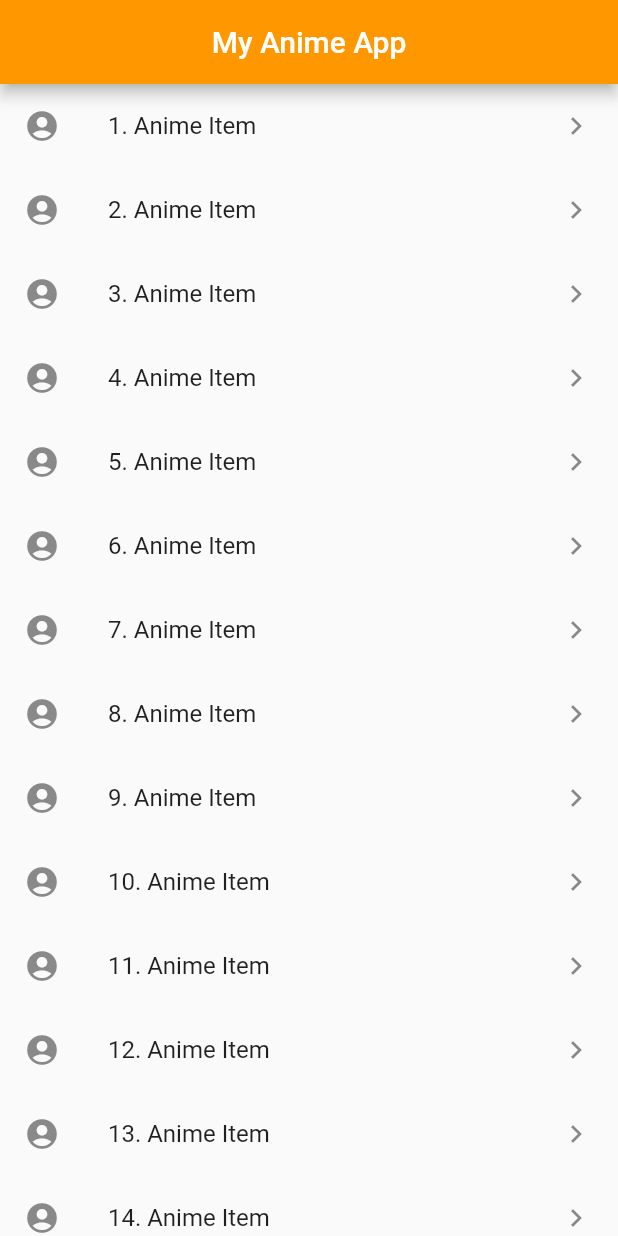
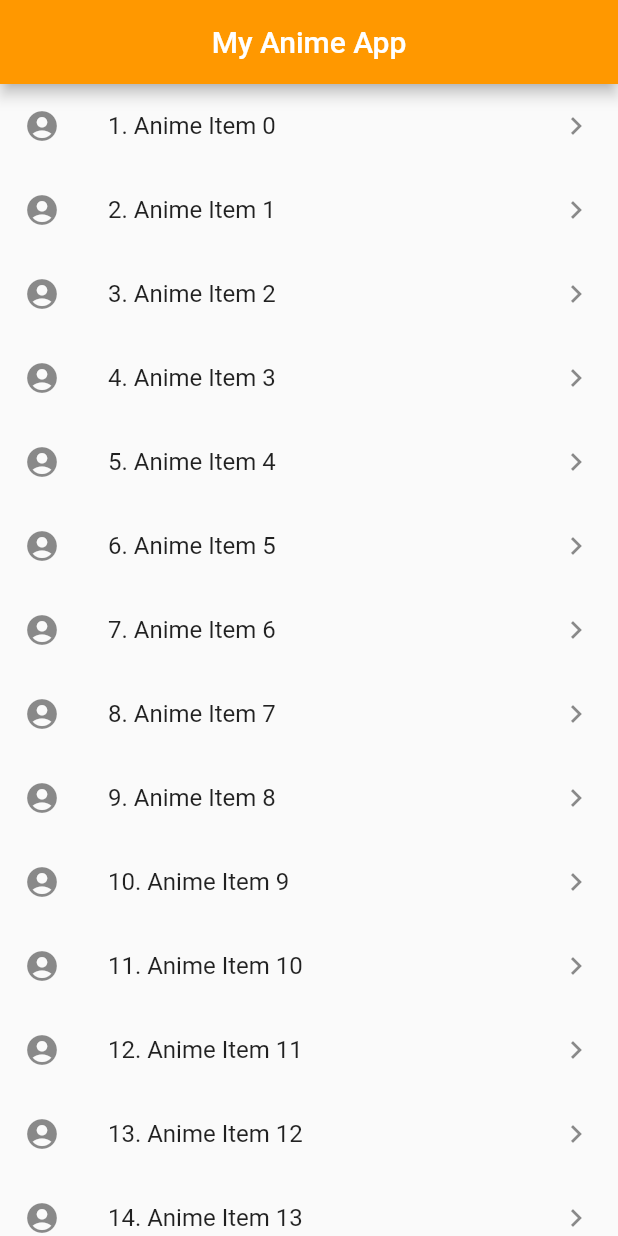
Before and after one commit to jkcomt/list_anime_api, a Flutter app: the screen it shows after launch, on a phone screen of 412 x 824 dp. Run offline on Flutter 3.47's test engine with Material 2 defaults, Android fonts, the phone set to English and light mode, and no system bars.

Commit message:
listView builder

```diff
--- a/lib/pages/home_page.dart
+++ b/lib/pages/home_page.dart
@@ -15,105 +15,16 @@ class HomePage extends StatelessWidget {
   }
 
   Widget myAnimeList(){
-    return ListView(
-      children: <Widget>[
-        ListTile(
+    return ListView.builder(
+      itemCount: 20,
+      itemBuilder: (context, index){
+        int itemN = index+1;
+        return ListTile(
           leading: Icon(Icons.account_circle),
-          title: Text("1. Anime Item"),
+          title: Text(itemN.toString() +". Anime Item $index"),
           trailing: Icon(Icons.keyboard_arrow_right),
-          onTap: (){},
-        ),
-        ListTile(
-          leading: Icon(Icons.account_circle),
-          title: Text("2. Anime Item"),
-          trailing: Icon(Icons.keyboard_arrow_right),
-          onTap: (){},
-        ),
-        ListTile(
-          leading: Icon(Icons.account_circle),
-          title: Text("3. Anime Item"),
-          trailing: Icon(Icons.keyboard_arrow_right),
-          onTap: (){},
-        ),
-        ListTile(
-          leading: Icon(Icons.account_circle),
-          title: Text("4. Anime Item"),
-          trailing: Icon(Icons.keyboard_arrow_right),
-          onTap: (){},
-        ),
-        ListTile(
-          leading: Icon(Icons.account_circle),
-          title: Text("5. Anime Item"),
-          trailing: Icon(Icons.keyboard_arrow_right),
-          onTap: (){},
-        ),
-        ListTile(
-          leading: Icon(Icons.account_circle),
-          title: Text("6. Anime Item"),
-          trailing: Icon(Icons.keyboard_arrow_right),
-          onTap: (){},
-        ),
-        ListTile(
-          leading: Icon(Icons.account_circle),
-          title: Text("7. Anime Item"),
-          trailing: Icon(Icons.keyboard_arrow_right),
-          onTap: (){},
-        ),
-        ListTile(
-          leading: Icon(Icons.account_circle),
-          title: Text("8. Anime Item"),
-          trailing: Icon(Icons.keyboard_arrow_right),
-          onTap: (){},
-        ),
-        ListTile(
-          leading: Icon(Icons.account_circle),
-          title: Text("9. Anime Item"),
-          trailing: Icon(Icons.keyboard_arrow_right),
-          onTap: (){},
-        ),
-        ListTile(
-          leading: Icon(Icons.account_circle),
-          title: Text("10. Anime Item"),
-          trailing: Icon(Icons.keyboard_arrow_right),
-          onTap: (){},
-        ),
-        ListTile(
-          leading: Icon(Icons.account_circle),
-          title: Text("11. Anime Item"),
-          trailing: Icon(Icons.keyboard_arrow_right),
-          onTap: (){},
-        ),
-        ListTile(
-          leading: Icon(Icons.account_circle),
-          title: Text("12. Anime Item"),
-          trailing: Icon(Icons.keyboard_arrow_right),
-          onTap: (){},
-        ),
-        ListTile(
-          leading: Icon(Icons.account_circle),
-          title: Text("13. Anime Item"),
-          trailing: Icon(Icons.keyboard_arrow_right),
-          onTap: (){},
-        ),
-        ListTile(
-          leading: Icon(Icons.account_circle),
-          title: Text("14. Anime Item"),
-          trailing: Icon(Icons.keyboard_arrow_right),
-          onTap: (){},
-        ),
-        ListTile(
-          leading: Icon(Icons.account_circle),
-          title: Text("15. Anime Item"),
-          trailing: Icon(Icons.keyboard_arrow_right),
-          onTap: (){},
-        ),
-        ListTile(
-          leading: Icon(Icons.account_circle),
-          title: Text("16. Anime Item"),
-          trailing: Icon(Icons.keyboard_arrow_right),
-          onTap: (){},
-        )
-      ],
+        );
+      },
     );
   }
 
```
